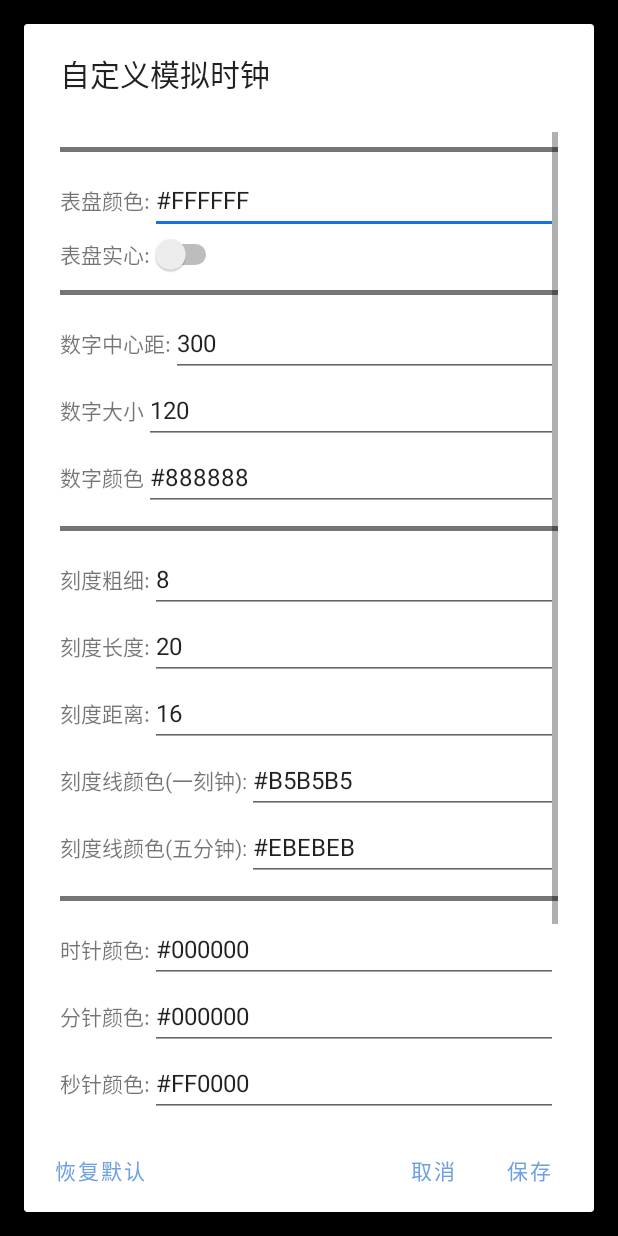
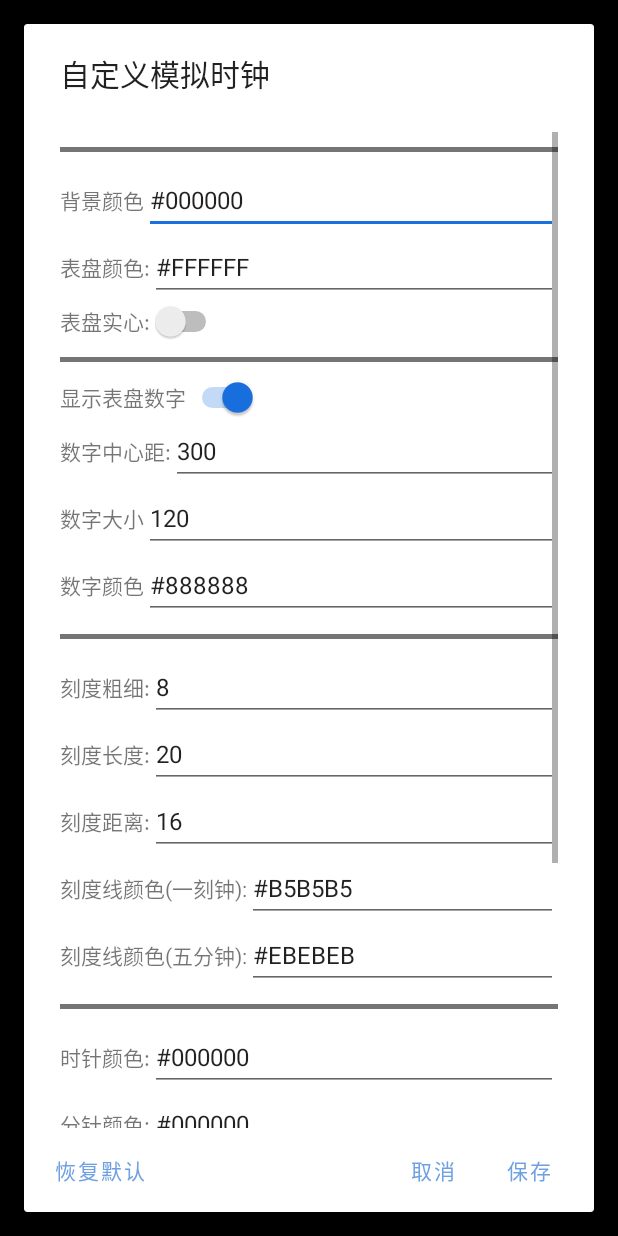
Before and after one commit to HRPF/FSClock, an Android app: the fragment AnalogClockFragment shown on its own in the app's theme, after a tap on "模拟时钟设置", on a phone screen of 412 x 824 dp. Run offline under Robolectric (Android 15) with nearby library versions, the phone set to English and light mode, and no system bars.

Commit message:
Add some AnalogClock settings

```diff
--- a/app/src/main/java/com/hrpf/fsclock/customizeview/AnalogClockView.java
+++ b/app/src/main/java/com/hrpf/fsclock/customizeview/AnalogClockView.java
@@ -22,6 +22,7 @@ public class AnalogClockView extends View {
     private final int DEFAULT_SIZE = 400;//使用wrap_content时默认的尺寸
     private int CIRCLE_WIDTH = 8;//表盘空心状态下外圈宽度
     private boolean is_DIAL_SOLID = false;//设置表盘是否填充
+    private boolean DISP_NUM = true;//是否显示数字
     private int MARK_WIDTH = 8;//刻度线宽度
     private int MARK_LENGTH = 20;//刻度线长度
     private int MARK_GAP = 16;//刻度线与圆的间隙
@@ -159,6 +160,7 @@ public class AnalogClockView extends View {
         canvas.drawCircle(centerX, centerY, radius - CIRCLE_WIDTH / 2, circlePaint);
 
         // 绘制数字
+        if(DISP_NUM) {
             final String num12 = "12";
             final String num3 = "3";
             final String num6 = "6";
@@ -185,6 +187,7 @@ public class AnalogClockView extends View {
                     centerX - textWidth / 2 - NUM_RADIUS,
                     centerY + textHeight / 2,
                     numberPaint);
+        }
 
         //绘制刻度线
         //TODO 分别绘制分钟刻度和时刻刻度
@@ -340,6 +343,9 @@ public class AnalogClockView extends View {
         else
             circlePaint.setStyle(Paint.Style.STROKE);
     }
+    public void setDISP_NUM(boolean DISP_NUM){
+        this.DISP_NUM = DISP_NUM;
+    }
     public void setMARK_WIDTH(int MARK_WIDTH){
         this.MARK_WIDTH = MARK_WIDTH;
         markPaint.setStrokeWidth(MARK_WIDTH);
@@ -402,6 +408,9 @@ public class AnalogClockView extends View {
     public boolean getIs_DIAL_SOLID(){
         return is_DIAL_SOLID;
     }
+    public boolean getDISP_NUM(){
+        return DISP_NUM;
+    }
     public int getMARK_WIDTH(){
         return MARK_WIDTH;
     }
--- a/app/src/main/java/com/hrpf/fsclock/fragment/AnalogClockFragment.java
+++ b/app/src/main/java/com/hrpf/fsclock/fragment/AnalogClockFragment.java
@@ -18,6 +18,7 @@ import android.view.ViewGroup;
 import android.widget.EditText;
 import android.widget.ImageButton;
 import android.widget.Switch;
+import android.widget.Toast;
 
 import com.hrpf.fsclock.customizeview.AnalogClockView;
 import com.hrpf.fsclock.R;
@@ -42,6 +43,7 @@ public class AnalogClockFragment extends Fragment {
     private String mParam2;
     private SharedPreferences preferences;
     private SharedPreferences.Editor editor;
+    private int BACK_COLOR = Color.BLACK;
     public AnalogClockFragment() {}
 
     /**
@@ -85,6 +87,7 @@ public class AnalogClockFragment extends Fragment {
             // 使用默认数据创建SP
             createDefaultSharedPreferences();
         }
+        rootview.setBackgroundColor(BACK_COLOR);//设置背景颜色
         return rootview;
     }
 
@@ -105,7 +108,6 @@ public class AnalogClockFragment extends Fragment {
     // 打开设置对话框
     private void onSettings(){
         // https://blog.csdn.net/niohandsome/article/details/53354528
-        Log.i("null", "点击设置");
         if (dialogInstance != null) {
             dialogInstance.show();
             return;
@@ -122,6 +124,7 @@ public class AnalogClockFragment extends Fragment {
             public void onClick(DialogInterface dialogInterface, int i) {
                 // 响应保存按钮
                 saveDialogValue();
+                Toast.makeText(getContext(), "部分设置重启APP后生效", Toast.LENGTH_LONG).show();
             }
         });
         settingsDialogWindow.setNegativeButton("取消", new DialogInterface.OnClickListener(){
@@ -138,6 +141,7 @@ public class AnalogClockFragment extends Fragment {
                 // 恢复默认值
                 createDefaultSharedPreferences();
                 setDialogValue();
+                Toast.makeText(getContext(), "部分设置重启APP后生效", Toast.LENGTH_LONG).show();
             }
         });
         dialogInstance = settingsDialogWindow.create();
@@ -147,11 +151,17 @@ public class AnalogClockFragment extends Fragment {
     从view获取数据并显示于对话框中
      */
     private void setDialogValue(){
+        EditText back_color = settingsView.findViewById(R.id.back_color);
+        back_color.setText(String.format("#%06X", (0xFFFFFF & BACK_COLOR)));
+
         EditText dial_color = settingsView.findViewById(R.id.dial_color);
         dial_color.setText(String.format("#%06X", (0xFFFFFF & clockView.getmCircleColor())));
 
         Switch Is_DIAL_SOLID = settingsView.findViewById(R.id.is_dial_solid);
         Is_DIAL_SOLID.setChecked(clockView.getIs_DIAL_SOLID());
+
+        Switch DISP_NUM = settingsView.findViewById(R.id.disp_num);
+        DISP_NUM.setChecked(clockView.getDISP_NUM());
 
         EditText mark_width = settingsView.findViewById(R.id.mark_width);
         mark_width.setText(Integer.toString(clockView.getMARK_WIDTH()));
@@ -202,11 +212,17 @@ public class AnalogClockFragment extends Fragment {
     从对话框中获取数据保存于sharedpreference中
      */
     private void saveDialogValue(){
+        EditText back_color = settingsView.findViewById(R.id.back_color);
+        editor.putString("backColor", back_color.getText().toString());
+
         EditText dial_color = settingsView.findViewById(R.id.dial_color);
         editor.putString("mCircleColor", dial_color.getText().toString());
 
         Switch Is_DIAL_SOLID = settingsView.findViewById(R.id.is_dial_solid);
         editor.putBoolean("Is_DIAL_SOLID", Is_DIAL_SOLID.isChecked());
+
+        Switch DISP_NUM = settingsView.findViewById(R.id.disp_num);
+        editor.putBoolean("DISP_NUM", DISP_NUM.isChecked());
 
         EditText mark_width = settingsView.findViewById(R.id.mark_width);
         editor.putInt("MARK_WIDTH", Integer.parseInt(mark_width.getText().toString()));
@@ -260,8 +276,10 @@ public class AnalogClockFragment extends Fragment {
     每次绘制前设置值
      */
     private void setAllSettings(){
+        BACK_COLOR = Color.parseColor(preferences.getString("backColor", "#000000"));
         clockView.setmCircleColor(Color.parseColor(preferences.getString("mCircleColor", "#FFFFFF")));
         clockView.setIs_DIAL_SOLID(preferences.getBoolean("Is_DIAL_SOLID", false));
+        clockView.setDISP_NUM(preferences.getBoolean("DISP_NUM", true));
         clockView.setMARK_WIDTH(preferences.getInt("MARK_WIDTH", 16));
         clockView.setMARK_LENGTH(preferences.getInt("MARK_LENGTH", 20));
         clockView.setNUM_RADIUS(preferences.getInt("NUM_RADIUS", 300));
@@ -284,8 +302,10 @@ public class AnalogClockFragment extends Fragment {
      */
     private void createDefaultSharedPreferences(){
         editor.putBoolean("emptySP", false);
+        editor.putString("backColor", "#000000");
         editor.putString("mCircleColor", "#000000");
         editor.putBoolean("Is_DIAL_SOLID", false);
+        editor.putBoolean("DISP_NUM", true);
         editor.putInt("MARK_WIDTH", 24);
         editor.putInt("MARK_LENGTH", 24);
         editor.putInt("NUM_RADIUS", 300);
--- a/app/src/main/res/layout/fragment_analog_clock.xml
+++ b/app/src/main/res/layout/fragment_analog_clock.xml
@@ -7,6 +7,7 @@
     android:layout_height="match_parent"
     android:background="@color/black"
     android:keepScreenOn="true"
+    android:id="@+id/fragment_analog_clock"
     tools:context=".fragment.AnalogClockFragment">
 
     <FrameLayout
--- a/app/src/main/res/layout/settings_analog.xml
+++ b/app/src/main/res/layout/settings_analog.xml
@@ -17,6 +17,25 @@
             android:background="@color/gray_600"
             android:layout_marginTop="10dp"
             android:layout_marginBottom="10dp"/>
+
+        <LinearLayout
+            android:layout_width="match_parent"
+            android:layout_height="wrap_content"
+            android:orientation="horizontal">
+            <TextView
+                android:layout_width="wrap_content"
+                android:layout_height="wrap_content"
+                android:text="@string/back_color">
+            </TextView>
+
+            <EditText
+                android:id="@+id/back_color"
+                android:layout_width="match_parent"
+                android:layout_height="wrap_content"
+                android:hint="@string/hint_back_color"
+                android:digits="#0123456789ABCDEFabcdef"
+                android:textSize="16sp" />
+        </LinearLayout>
 
         <LinearLayout
             android:layout_width="match_parent"
@@ -59,6 +78,22 @@
             android:background="@color/gray_600"
             android:layout_marginTop="10dp"
             android:layout_marginBottom="10dp"/>
+
+        <LinearLayout
+            android:layout_width="match_parent"
+            android:layout_height="wrap_content">
+
+            <TextView
+                android:layout_width="wrap_content"
+                android:layout_height="wrap_content"
+                android:text="@string/disp_dial_num" />
+
+            <Switch
+                android:id="@+id/disp_num"
+                android:layout_width="wrap_content"
+                android:layout_height="wrap_content">
+            </Switch>
+        </LinearLayout>
 
         <LinearLayout
             android:layout_width="match_parent"
--- a/app/src/main/res/values/strings.xml
+++ b/app/src/main/res/values/strings.xml
@@ -55,5 +55,8 @@
     </string>
     <string name="cover_system_brightness_summary_off">启用系统自动亮度</string>
     <string name="need_restart">重启后生效</string>
+    <string name="disp_dial_num">显示表盘数字</string>
+    <string name="back_color">背景颜色</string>
+    <string name="hint_back_color">调整背景颜色，重启后生效</string>
 
 </resources>
```
Also changed, not shown: 1 other file. Lines whose indentation alone changed are shown as unchanged.
